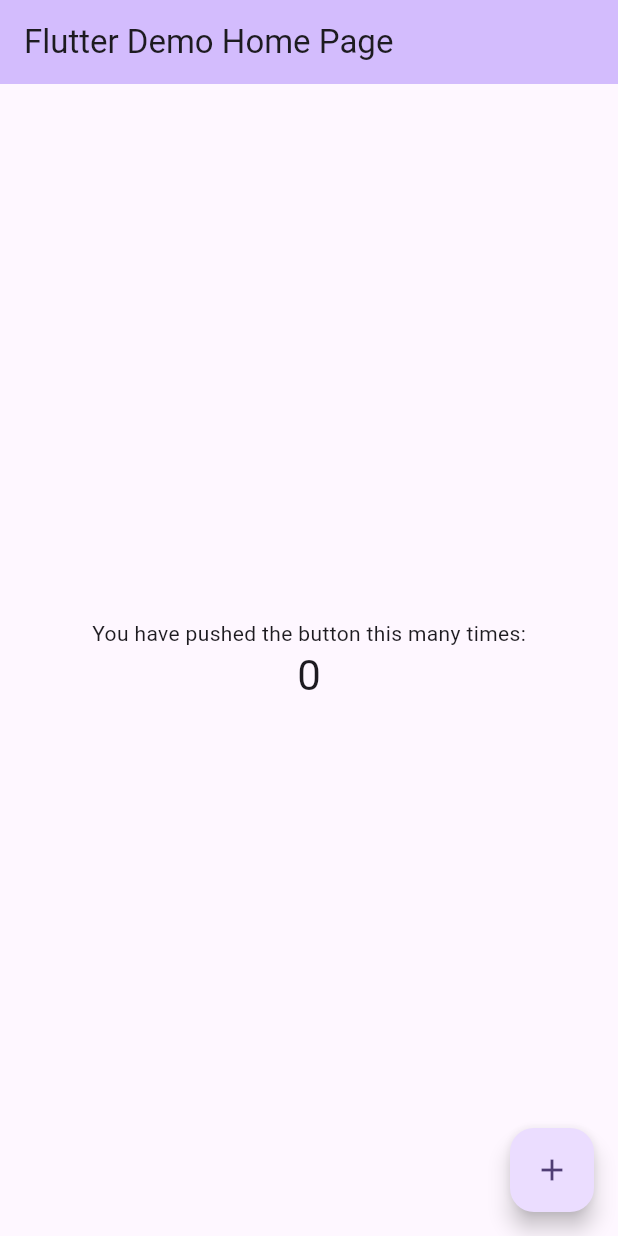
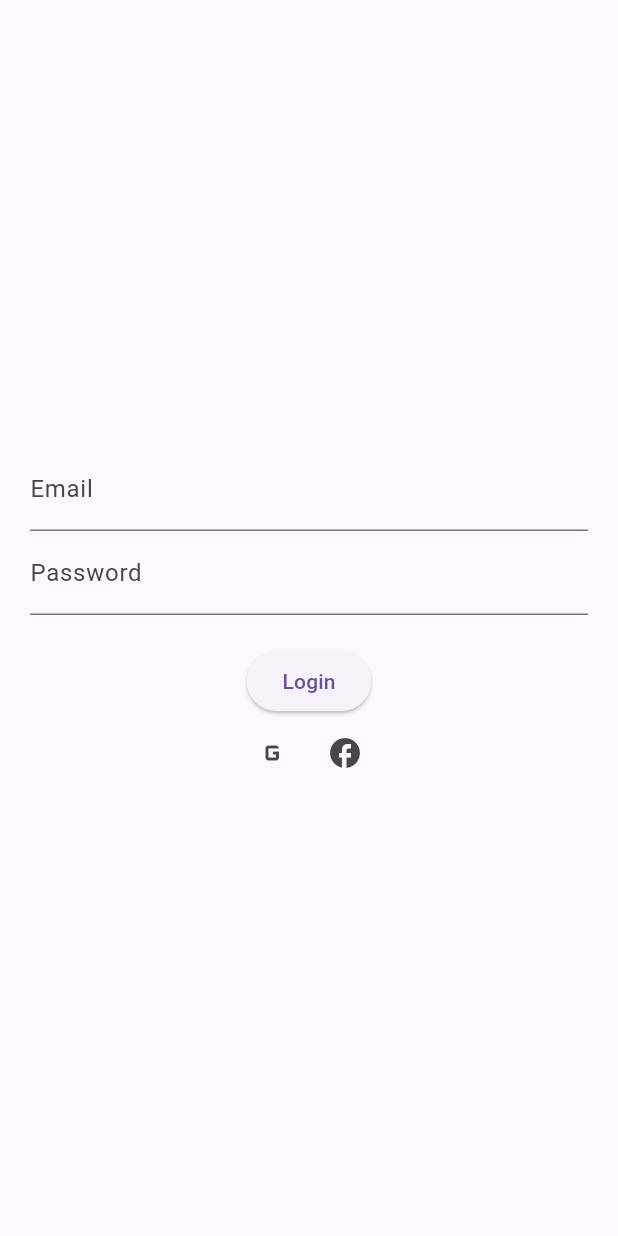
Before and after one commit to SiriParuchuri12/team2, a Flutter app: the screen it shows after launch, on a phone screen of 412 x 824 dp. Run offline on Flutter 3.47's test engine with Material 3 defaults, Android fonts, the phone set to English and light mode, and no system bars.

```diff
--- a/lib/main.dart
+++ b/lib/main.dart
@@ -1,125 +1,21 @@
 import 'package:flutter/material.dart';
+import 'screens/login_screen.dart';
 
 void main() {
-  runApp(const MyApp());
+  runApp(EcommerceApp());
 }
 
-class MyApp extends StatelessWidget {
-  const MyApp({super.key});
-
-  // This widget is the root of your application.
+class EcommerceApp extends StatelessWidget {
   @override
   Widget build(BuildContext context) {
     return MaterialApp(
-      title: 'Flutter Demo',
+      debugShowCheckedModeBanner: false,
+      title: 'E-Commerce App',
       theme: ThemeData(
-        // This is the theme of your application.
-        //
-        // TRY THIS: Try running your application with "flutter run". You'll see
-        // the application has a purple toolbar. Then, without quitting the app,
-        // try changing the seedColor in the colorScheme below to Colors.green
-        // and then invoke "hot reload" (save your changes or press the "hot
-        // reload" button in a Flutter-supported IDE, or press "r" if you used
-        // the command line to start the app).
-        //
-        // Notice that the counter didn't reset back to zero; the application
-        // state is not lost during the reload. To reset the state, use hot
-        // restart instead.
-        //
-        // This works for code too, not just values: Most code changes can be
-        // tested with just a hot reload.
-        colorScheme: ColorScheme.fromSeed(seedColor: Colors.deepPurple),
-        useMaterial3: true,
+        primarySwatch: Colors.blue,
+        visualDensity: VisualDensity.adaptivePlatformDensity,
       ),
-      home: const MyHomePage(title: 'Flutter Demo Home Page'),
+      home: LoginScreen(), // Initial screen
     );
   }
 }
-
-class MyHomePage extends StatefulWidget {
-  const MyHomePage({super.key, required this.title});
-
-  // This widget is the home page of your application. It is stateful, meaning
-  // that it has a State object (defined below) that contains fields that affect
-  // how it looks.
-
-  // This class is the configuration for the state. It holds the values (in this
-  // case the title) provided by the parent (in this case the App widget) and
-  // used by the build method of the State. Fields in a Widget subclass are
-  // always marked "final".
-
-  final String title;
-
-  @override
-  State<MyHomePage> createState() => _MyHomePageState();
-}
-
-class _MyHomePageState extends State<MyHomePage> {
-  int _counter = 0;
-
-  void _incrementCounter() {
-    setState(() {
-      // This call to setState tells the Flutter framework that something has
-      // changed in this State, which causes it to rerun the build method below
-      // so that the display can reflect the updated values. If we changed
-      // _counter without calling setState(), then the build method would not be
-      // called again, and so nothing would appear to happen.
-      _counter++;
-    });
-  }
-
-  @override
-  Widget build(BuildContext context) {
-    // This method is rerun every time setState is called, for instance as done
-    // by the _incrementCounter method above.
-    //
-    // The Flutter framework has been optimized to make rerunning build methods
-    // fast, so that you can just rebuild anything that needs updating rather
-    // than having to individually change instances of widgets.
-    return Scaffold(
-      appBar: AppBar(
-        // TRY THIS: Try changing the color here to a specific color (to
-        // Colors.amber, perhaps?) and trigger a hot reload to see the AppBar
-        // change color while the other colors stay the same.
-        backgroundColor: Theme.of(context).colorScheme.inversePrimary,
-        // Here we take the value from the MyHomePage object that was created by
-        // the App.build method, and use it to set our appbar title.
-        title: Text(widget.title),
-      ),
-      body: Center(
-        // Center is a layout widget. It takes a single child and positions it
-        // in the middle of the parent.
-        child: Column(
-          // Column is also a layout widget. It takes a list of children and
-          // arranges them vertically. By default, it sizes itself to fit its
-          // children horizontally, and tries to be as tall as its parent.
-          //
-          // Column has various properties to control how it sizes itself and
-          // how it positions its children. Here we use mainAxisAlignment to
-          // center the children vertically; the main axis here is the vertical
-          // axis because Columns are vertical (the cross axis would be
-          // horizontal).
-          //
-          // TRY THIS: Invoke "debug painting" (choose the "Toggle Debug Paint"
-          // action in the IDE, or press "p" in the console), to see the
-          // wireframe for each widget.
-          mainAxisAlignment: MainAxisAlignment.center,
-          children: <Widget>[
-            const Text(
-              'You have pushed the button this many times:',
-            ),
-            Text(
-              '$_counter',
-              style: Theme.of(context).textTheme.headlineMedium,
-            ),
-          ],
-        ),
-      ),
-      floatingActionButton: FloatingActionButton(
-        onPressed: _incrementCounter,
-        tooltip: 'Increment',
-        child: const Icon(Icons.add),
-      ), // This trailing comma makes auto-formatting nicer for build methods.
-    );
-  }
-}
--- /dev/null
+++ b/lib/screens/login_screen.dart
@@ -0,0 +1,39 @@
+import 'package:flutter/material.dart';
+import 'home_screen.dart';
+
+class LoginScreen extends StatelessWidget {
+  @override
+  Widget build(BuildContext context) {
+    return Scaffold(
+      body: Center(
+        child: Padding(
+          padding: EdgeInsets.all(20.0),
+          child: Column(
+            mainAxisAlignment: MainAxisAlignment.center,
+            children: [
+              TextField(decoration: InputDecoration(labelText: "Email")),
+              TextField(
+                  decoration: InputDecoration(labelText: "Password"),
+                  obscureText: true),
+              SizedBox(height: 20),
+              ElevatedButton(
+                onPressed: () {
+                  Navigator.push(context,
+                      MaterialPageRoute(builder: (context) => HomeScreen()));
+                },
+                child: Text("Login"),
+              ),
+              Row(
+                mainAxisAlignment: MainAxisAlignment.center,
+                children: [
+                  IconButton(icon: Icon(Icons.g_mobiledata), onPressed: () {}),
+                  IconButton(icon: Icon(Icons.facebook), onPressed: () {}),
+                ],
+              ),
+            ],
+          ),
+        ),
+      ),
+    );
+  }
+}
```
Also changed, not shown: lib/screens/home_screen.dart (added, +64 -0 lines), lib/screens/product_screen.dart (added, +25 -0 lines), lib/screens/profile_screen.dart (added, +25 -0 lines), pubspec.yaml (+9 -3 lines), assets/headphone.png (added), assets/laptop.png (added), assets/phone.png (added), assets/profile.png (added), assets/shirt.png (added), assets/shoe.png (added).
